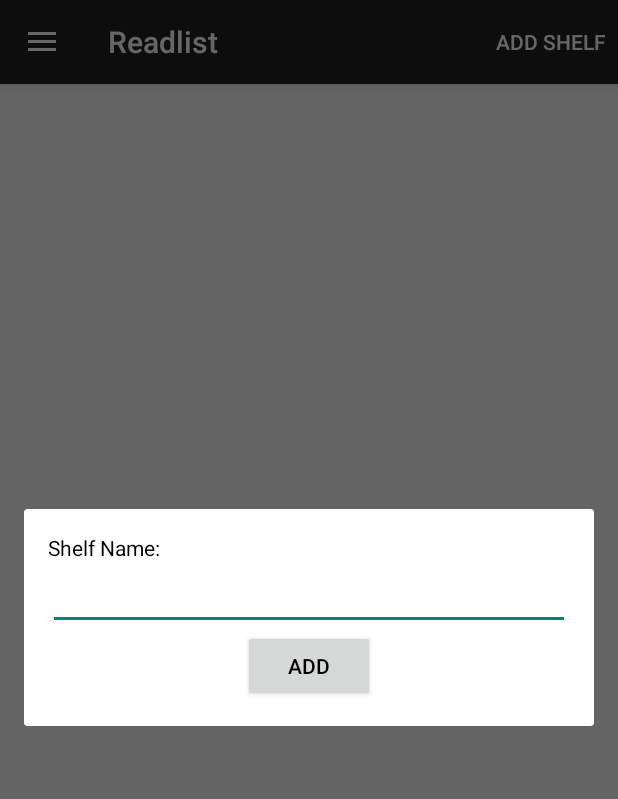
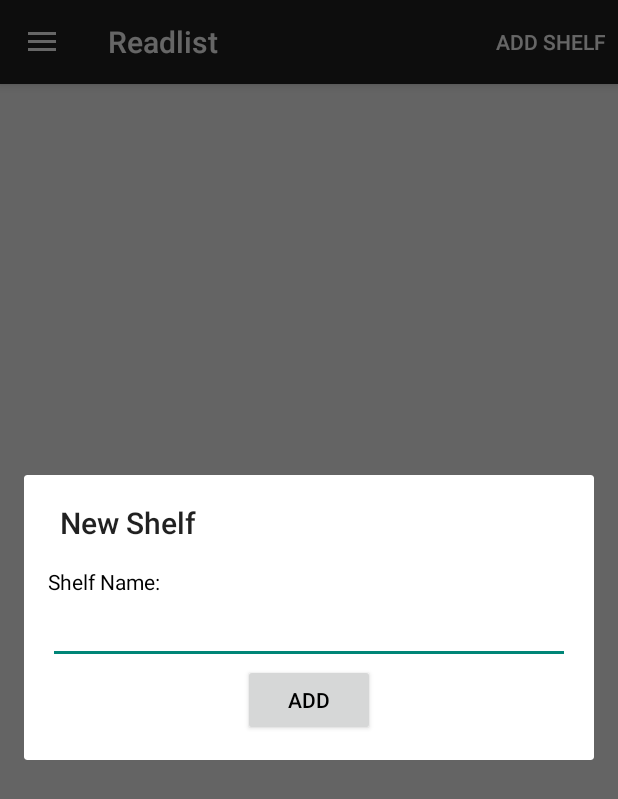
Before and after one commit to stephendiadamo/readlist, an Android app: the fragment ShelfFragment placed in its activity, after a tap on "ADD SHELF", on a phone screen of 412 x 824 dp. Shown: the top 799 px of the screen. Run offline under Robolectric (Android 15) with nearby library versions, the phone set to English and light mode, and no system bars; our stand-ins replace Volley; libraries missing offline, so code that uses them is left out: com.google.zxing.integration.

Commit message:
Refactored some shelf operations

```diff
--- /dev/null
+++ b/app/src/main/java/com/s_diadamo/readlist/shelf/ShelfAddDialog.java
@@ -0,0 +1,49 @@
+package com.s_diadamo.readlist.shelf;
+
+import android.app.AlertDialog;
+import android.content.Context;
+import android.view.LayoutInflater;
+import android.view.View;
+import android.widget.ArrayAdapter;
+import android.widget.Button;
+import android.widget.EditText;
+import android.widget.Toast;
+
+import com.s_diadamo.readlist.R;
+
+/**
+ * Created by s-diadamo on 15-06-08.
+ */
+public class ShelfAddDialog extends AlertDialog {
+
+    public ShelfAddDialog(Context context, final ShelfOperations shelfOperations, final ArrayAdapter<String> shelfArrayAdapter) {
+        super(context);
+
+        LayoutInflater layoutInflater = LayoutInflater.from(context);
+        final View content = layoutInflater.inflate(R.layout.dialog_add_shelf, null);
+
+        setTitle("New Shelf");
+
+        final EditText shelfNameEditText = (EditText) content.findViewById(R.id.shelf_name_edit_text);
+        final Button addShelfButton = (Button) content.findViewById(R.id.shelf_add_button);
+
+        addShelfButton.setOnClickListener(new View.OnClickListener() {
+            @Override
+            public void onClick(View v) {
+                String shelfName = shelfNameEditText.getText().toString();
+
+                if (!shelfName.isEmpty()) {
+                    Shelf shelf = new Shelf(shelfName, Shelf.DEFAULT_COLOR);
+                    shelfOperations.addShelf(shelf);
+                    shelfArrayAdapter.add(shelf.getName());
+                    shelfArrayAdapter.notifyDataSetChanged();
+                    dismiss();
+                } else {
+                    Toast.makeText(content.getContext(), "Please enter a shelf name", Toast.LENGTH_LONG).show();
+                }
+            }
+        });
+
+        setView(content);
+    }
+}
--- a/app/src/main/java/com/s_diadamo/readlist/shelf/ShelfFragment.java
+++ b/app/src/main/java/com/s_diadamo/readlist/shelf/ShelfFragment.java
@@ -81,35 +81,11 @@ public class ShelfFragment extends Fragment {
         long id = item.getItemId();
 
         if (id == R.id.add_shelf) {
-            addNewShelf();
+            ShelfAddDialog shelfAddDialog = new ShelfAddDialog(rootView.getContext(), shelfOperations, shelfArrayAdapter);
+            shelfAddDialog.show();
             return true;
         }
 
         return super.onOptionsItemSelected(item);
     }
-
-    private void addNewShelf() {
-        final Dialog addShelfDialog = new Dialog(rootView.getContext());
-        addShelfDialog.setContentView(R.layout.dialog_add_shelf);
-        addShelfDialog.setTitle("New Shelf");
-
-        final Button addShelfButton = (Button) addShelfDialog.findViewById(R.id.add_shelf_button);
-        addShelfButton.setOnClickListener(new View.OnClickListener() {
-            @Override
-            public void onClick(View v) {
-                EditText shelfNameEditText = (EditText) addShelfDialog.findViewById(R.id.shelf_name_edit_text);
-                String shelfName = shelfNameEditText.getText().toString();
-
-                if (!shelfName.isEmpty()) {
-                    Shelf shelf = new Shelf(shelfName, Shelf.DEFAULT_COLOR);
-                    shelfOperations.addShelf(shelf);
-                    shelfArrayAdapter.add(shelf.getName());
-                    addShelfDialog.dismiss();
-                } else {
-                    Toast.makeText(v.getContext(), "Please enter a shelf name", Toast.LENGTH_LONG).show();
-                }
-            }
-        });
-        addShelfDialog.show();
-    }
 }
--- a/app/src/main/java/com/s_diadamo/readlist/shelf/ShelfOperations.java
+++ b/app/src/main/java/com/s_diadamo/readlist/shelf/ShelfOperations.java
@@ -75,6 +75,22 @@ public class ShelfOperations {
         return shelves;
     }
 
+    public ArrayList<String> getAllShelfNames() {
+        db = dbHelper.getReadableDatabase();
+        ArrayList<String> shelfNames = new ArrayList<String>();
+        String selectQuery = "SELECT * FROM " + DatabaseHelper.TABLE_SHELVES;
+
+        Cursor cursor = db.rawQuery(selectQuery, null);
+        if (cursor.moveToFirst()) {
+            do {
+                Shelf shelf = parseShelf(cursor);
+                shelfNames.add(shelf.getName());
+            } while (cursor.moveToNext());
+        }
+        db.close();
+        return shelfNames;
+    }
+
     public int getShelvesCount() {
         db = dbHelper.getReadableDatabase();
         String countQuery = "SELECT * FROM " + DatabaseHelper.TABLE_SHELVES;
--- a/app/src/main/res/layout/dialog_add_shelf.xml
+++ b/app/src/main/res/layout/dialog_add_shelf.xml
@@ -25,7 +25,7 @@
         android:textColor="#000" />
 
     <Button
-        android:id="@+id/add_shelf_button"
+        android:id="@+id/shelf_add_button"
         android:layout_width="wrap_content"
         android:layout_height="wrap_content"
         android:layout_below="@+id/shelf_name_edit_text"
```
